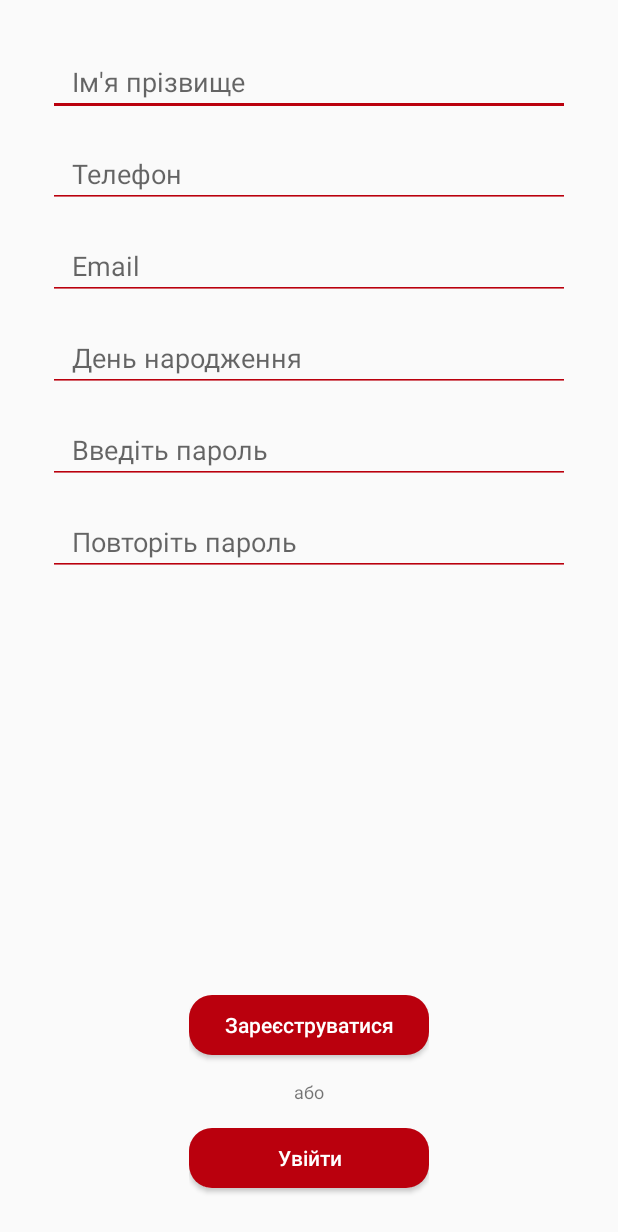
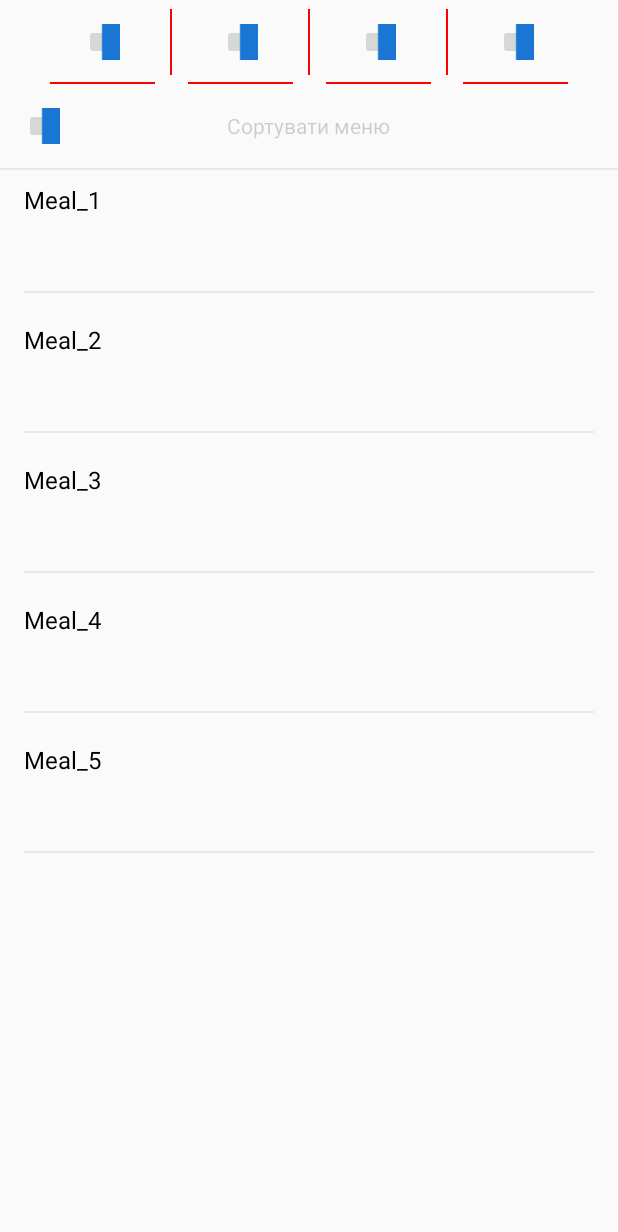
Before and after one commit to phoenix-ua2019/NoQ, an Android app: the screen it shows after launch (SignUpActivity before the commit, ListOfMeals after it), on a phone screen of 412 x 824 dp. Shown: the top 1232 px of the screen. Run offline under Robolectric (Android 15) with nearby library versions, the phone set to English and light mode, and no system bars; our stand-ins replace Firebase (no records; nobody signed in at launch, a user with empty details on screens opened directly).

```diff
--- a/app/build.gradle
+++ b/app/build.gradle
@@ -4,7 +4,7 @@ android {
     compileSdkVersion 28
     defaultConfig {
         applicationId "ua.lviv.iot.phoenix.noq"
-        minSdkVersion 26
+        minSdkVersion 25
         targetSdkVersion 28
         versionCode 1
         versionName "1.0"
--- a/app/src/main/AndroidManifest.xml
+++ b/app/src/main/AndroidManifest.xml
@@ -13,7 +13,7 @@
         android:roundIcon="@mipmap/ic_launcher_round"
         android:supportsRtl="true"
         android:theme="@style/AppTheme">
-        <activity android:name=".activities.SignUpActivity">
+        <activity android:name=".activities.ListOfMeals">
             <intent-filter>
                 <action android:name="android.intent.action.MAIN" />
 
--- a/app/src/main/java/ua/lviv/iot/phoenix/noq/activities/ListOfMeals.java
+++ b/app/src/main/java/ua/lviv/iot/phoenix/noq/activities/ListOfMeals.java
@@ -1,19 +1,120 @@
 package ua.lviv.iot.phoenix.noq.activities;
 
-import android.content.Intent;
+import android.app.Dialog;
 import android.os.Bundle;
 import android.support.v7.app.AppCompatActivity;
+import android.support.v7.widget.DefaultItemAnimator;
+import android.support.v7.widget.LinearLayoutManager;
+import android.support.v7.widget.RecyclerView;
+import android.support.v7.widget.Toolbar;
 import android.view.View;
 import android.widget.Button;
-import android.widget.CheckBox;
-import android.widget.ImageView;
-import android.widget.ListView;
+import android.widget.TextView;
 import android.widget.Toast;
 
 import java.util.ArrayList;
+import java.util.List;
+
+import ua.lviv.iot.phoenix.noq.R;
+import ua.lviv.iot.phoenix.noq.adapters.MealAdapter;
+import ua.lviv.iot.phoenix.noq.listeners.MealRecyclerTouchListener;
+import ua.lviv.iot.phoenix.noq.models.Meal;
 
 public class ListOfMeals extends AppCompatActivity {
 
+    private List<Meal> mealList = new ArrayList<>();
+    private RecyclerView recyclerView;
+    private MealAdapter mealAdapter;
+
+    Button plus, minus;
+    Dialog quantityDialog;
+
+
+    @Override
+    protected void onCreate(Bundle savedInstanceState) {
+        super.onCreate(savedInstanceState);
+        setContentView(R.layout.activity_list_of_menu);
+
+        Toolbar toolbar = (Toolbar) findViewById(R.id.toolbar);
+        setSupportActionBar(toolbar);
+        mealAdapter = new MealAdapter(mealList);
+        recyclerView = (RecyclerView) findViewById(R.id.recycler_view);
+
+        RecyclerView.LayoutManager mLayoutManager = new LinearLayoutManager(getApplicationContext());
+        recyclerView.setLayoutManager(mLayoutManager);
+        recyclerView.setItemAnimator(new DefaultItemAnimator());
+        recyclerView.setAdapter(mealAdapter);
+
+        // row click listener
+        recyclerView.addOnItemTouchListener(new MealRecyclerTouchListener(getApplicationContext(), recyclerView, new MealRecyclerTouchListener.ClickListener() {
+            @Override
+            public void onClick(View view, int position) {
+                Meal meal = mealList.get(position);
+                //Toast.makeText(getApplicationContext(), meal.getMealName() + " is selected!", Toast.LENGTH_SHORT).show();
+                quantityDialogCaller(meal);
+            }
+            @Override
+            public void onLongClick(View v, int position) {
+            }
+        }));
+        prepareMealData();
+    }
+
+    public void quantityDialogCaller(Meal meal) {
+        quantityDialog = new Dialog(ListOfMeals.this);
+        quantityDialog.setContentView(R.layout.quantity_item);
+
+        plus = (Button) quantityDialog.findViewById(R.id.plus_button);
+        minus = (Button) quantityDialog.findViewById(R.id.minus_button);
+        TextView selectedQuantity = (TextView) findViewById(R.id.selected_quantity);
+        TextView dialogQuantity = (TextView) quantityDialog.findViewById(R.id.dialog_quantity);
+
+        dialogQuantity.setText(meal.selectedQuantityToString());
+
+        plus.setEnabled(true);
+        minus.setEnabled(true);
+
+        plus.setOnClickListener(new View.OnClickListener() {
+            @Override
+            public void onClick(View v) {
+                meal.setSelectedQuantity(meal.getSelectedQuantity() + 1);
+                dialogQuantity.setText(meal.selectedQuantityToString());
+                recyclerView.setAdapter(mealAdapter);
+            }
+        });
+
+        minus.setOnClickListener(new View.OnClickListener() {
+            @Override
+            public void onClick(View v) {
+                if  (meal.getSelectedQuantity() > 0) {
+                    meal.setSelectedQuantity(meal.getSelectedQuantity() - 1);
+                    dialogQuantity.setText(meal.selectedQuantityToString());
+                    recyclerView.setAdapter(mealAdapter);
+                }
+            }
+        });
+        quantityDialog.show();
+    }
+
+    private void prepareMealData() {
+        Meal meal_1 = new Meal("Meal_1", 100.0, "1 min", "Picture", 100.0, "fast making");
+        mealList.add(meal_1);
+
+        Meal meal_2 = new Meal("Meal_2", 200.0, "2 min", "Picture", 200.0, "fast making");
+        mealList.add(meal_2);
+
+        Meal meal_3 = new Meal("Meal_3", 300.0, "3 min", "Picture", 300.0, "fast making");
+        mealList.add(meal_3);
+
+        Meal meal_4 = new Meal("Meal_4", 400.0, "4 min", "Picture", 400.0, "fast making");
+        mealList.add(meal_4);
+
+        Meal meal_5 = new Meal("Meal_5", 500.0, "5 min", "Picture", 500.0, "fast making");
+        mealList.add(meal_5);
+
+        mealAdapter.notifyDataSetChanged();
+    }
+}
     /*ArrayList<Meal> meals;
 
     boolean wasShownToast = false;
@@ -79,4 +180,3 @@ public class ListOfMeals extends AppCompatActivity {
         super.finish();
         overridePendingTransition(R.anim.from_top_to_bottom_exit, R.anim.from_top_to_bottom);
     }*/
-}
--- a/app/src/main/java/ua/lviv/iot/phoenix/noq/adapters/MealAdapter.java
+++ b/app/src/main/java/ua/lviv/iot/phoenix/noq/adapters/MealAdapter.java
@@ -1,18 +1,64 @@
 package ua.lviv.iot.phoenix.noq.adapters;
 
-import android.widget.ArrayAdapter;
-import android.app.Activity;
+import android.support.v7.widget.RecyclerView;
+import android.view.LayoutInflater;
+import android.view.View;
+import android.view.ViewGroup;
+import android.widget.ImageView;
+import android.widget.TextView;
 
-import java.util.ArrayList;
+import java.util.List;
 
+import ua.lviv.iot.phoenix.noq.R;
 import ua.lviv.iot.phoenix.noq.models.Meal;
 
-public class MealAdapter extends ArrayAdapter<Meal> {
-    MealAdapter(Activity context, ArrayList<Meal> meals) {
+public class MealAdapter extends RecyclerView.Adapter<MealAdapter.MyViewHolder> {
+
+    private List<Meal> mealList;
+
+    public class MyViewHolder extends RecyclerView.ViewHolder {
+        public ImageView mealPicture;
+        public TextView mealName, selectedQuantity;
+
+        public MyViewHolder(View view) {
+            super(view);
+            mealName = (TextView) view.findViewById(R.id.name_of_meal);
+            selectedQuantity = (TextView) view.findViewById(R.id.selected_quantity);
+        }
+    }
+
+    public MealAdapter(List<Meal> mealList) {
+        this.mealList = mealList;
+    }
+
+    @Override
+    public MyViewHolder onCreateViewHolder(ViewGroup parent, int viewType) {
+        View itemView = LayoutInflater.from(parent.getContext())
+                .inflate(R.layout.menu_list_item, parent, false);
+
+        return new MyViewHolder(itemView);
+    }
+
+    @Override
+    public void onBindViewHolder(MyViewHolder holder, int position) {
+        Meal meal = mealList.get(position);
+        holder.mealName.setText(meal.getMealName());
+        if (meal.getSelectedQuantity() > 0) {
+            holder.selectedQuantity.setText(meal.selectedQuantityToString());
+        }
+    }
+
+    @Override
+    public int getItemCount() {
+        return mealList.size();
+    }
+}
+
+    /*MealAdapter(Activity context, ArrayList<Meal> meals) {
         super(context, 0, meals);
     }
 
-    /*@Override
+    @Override
     public View getView(int position, View convertView, ViewGroup parent) {
         View listItemView = convertView;
         if (listItemView == null) {
@@ -36,4 +82,3 @@ public class MealAdapter extends ArrayAdapter<Meal> {
         );
         return listItemView;
     }*/
-}
--- /dev/null
+++ b/app/src/main/java/ua/lviv/iot/phoenix/noq/listeners/MealRecyclerTouchListener.java
@@ -0,0 +1,57 @@
+package ua.lviv.iot.phoenix.noq.listeners;
+
+
+import android.content.Context;
+import android.support.v7.widget.RecyclerView;
+import android.view.GestureDetector;
+import android.view.MotionEvent;
+import android.view.View;
+
+public class MealRecyclerTouchListener implements RecyclerView.OnItemTouchListener {
+
+    private GestureDetector gestureDetector;
+    private ClickListener clickListener;
+
+    public MealRecyclerTouchListener(Context context, final RecyclerView recyclerView, final ClickListener clickListener) {
+        this.clickListener = clickListener;
+        gestureDetector = new GestureDetector(context, new GestureDetector.SimpleOnGestureListener() {
+            @Override
+            public boolean onSingleTapUp(MotionEvent e) {
+                return true;
+            }
+
+            @Override
+            public void onLongPress(MotionEvent e) {
+                View child = recyclerView.findChildViewUnder(e.getX(), e.getY());
+                if (child != null && clickListener != null) {
+                    clickListener.onLongClick(child, recyclerView.getChildPosition(child));
+                }
+            }
+        });
+    }
+
+    @Override
+    public boolean onInterceptTouchEvent(RecyclerView rv, MotionEvent e) {
+
+        View child = rv.findChildViewUnder(e.getX(), e.getY());
+        if (child != null && clickListener != null && gestureDetector.onTouchEvent(e)) {
+            clickListener.onClick(child, rv.getChildPosition(child));
+        }
+        return false;
+    }
+
+    @Override
+    public void onTouchEvent(RecyclerView rv, MotionEvent e) {
+    }
+
+    @Override
+    public void onRequestDisallowInterceptTouchEvent(boolean disallowIntercept) {
+
+    }
+
+    public interface ClickListener {
+        void onClick(View view, int position);
+
+        void onLongClick(View view, int position);
+    }
+}
--- a/app/src/main/java/ua/lviv/iot/phoenix/noq/models/Cafe.java
+++ b/app/src/main/java/ua/lviv/iot/phoenix/noq/models/Cafe.java
@@ -60,7 +60,7 @@ public class Cafe implements Parcelable {
         System.out.println(map.get("meals"));
         Object temp = map.get("meals");
         List<?> tempCafeMeals = (ArrayList<HashMap>) temp;
-        mCafeMeals = (ArrayList<Meal>) tempCafeMeals.stream().map(Meal::new).collect(Collectors.toList());
+        //mCafeMeals = (ArrayList<Meal>) tempCafeMeals.stream().map(Meal::new).collect(Collectors.toList());
     }
 
     Cafe (String name, String location, String email, int icon, ArrayList<Meal> meals) {
--- a/app/src/main/res/layout/activity_list_of_menu.xml
+++ b/app/src/main/res/layout/activity_list_of_menu.xml
@@ -43,10 +43,13 @@
         android:layout_below="@+id/search"
         android:background="#12000000" />
 
-    <ListView
-        android:id="@+id/list_of_menu"
-        android:layout_width="wrap_content"
+    <android.support.v7.widget.RecyclerView
+        android:id="@+id/recycler_view"
+        android:layout_width="match_parent"
         android:layout_height="wrap_content"
-        android:layout_below="@+id/line"></ListView>
+        android:layout_below="@+id/search"
+        android:layout_alignParentStart="true"
+        android:scrollbars="vertical" />
+
 
 </RelativeLayout>
--- a/app/src/main/res/layout/menu_list_item.xml
+++ b/app/src/main/res/layout/menu_list_item.xml
@@ -2,15 +2,20 @@
 <RelativeLayout xmlns:android="http://schemas.android.com/apk/res/android"
     xmlns:tools="http://schemas.android.com/tools"
     android:layout_width="match_parent"
-    android:layout_height="match_parent"
-    android:layout_marginLeft="16dp"
-    android:layout_marginTop="16dp"
-    android:layout_marginRight="16dp">
+    android:layout_height="wrap_content"
+    android:background="?android:attr/selectableItemBackground"
+    android:clickable="true"
+    android:focusable="true"
+    android:orientation="vertical"
+    android:paddingBottom="@dimen/row_padding_vertical"
+    android:paddingLeft="@dimen/activity_horizontal_margin"
+    android:paddingRight="@dimen/activity_horizontal_margin"
+    android:paddingTop="@dimen/row_padding_vertical">
 
     <TextView
-        android:id="@+id/name_of_cafe"
+        android:id="@+id/name_of_meal"
         android:layout_width="wrap_content"
-        android:layout_height="14dp"
+        android:layout_height="wrap_content"
         android:gravity="top"
         android:textColor="#000"
         android:textSize="16sp"
@@ -19,21 +24,22 @@
     <TextView
         android:id="@+id/location_of_cafe"
         android:layout_width="wrap_content"
-        android:layout_height="28dp"
-        android:layout_below="@+id/name_of_cafe"
+        android:layout_height="wrap_content"
+        android:layout_below="@+id/name_of_meal"
         android:layout_centerVertical="true"
+        android:layout_marginTop="18dp"
         android:gravity="center"
         android:textColor="#45000000"
         android:textSize="7sp"
         tools:text="вул умлумав" />
 
     <TextView
-        android:id="@+id/price"
+        android:id="@+id/selected_quantity"
         android:layout_width="wrap_content"
         android:layout_height="14dp"
         android:layout_below="@+id/location_of_cafe"
         android:gravity="bottom"
-        android:textSize="7sp"
+        android:textSize="12sp"
         tools:text="234r" />
 
     <TextView
@@ -47,7 +53,7 @@
         tools:text="час очікування" />
 
     <ImageView
-        android:id="@+id/photo_of_cafe"
+        android:id="@+id/photo_of_meal"
         android:layout_width="56dp"
         android:layout_height="56dp"
         android:layout_alignParentRight="true"
@@ -56,7 +62,7 @@
     <TextView
         android:layout_width="match_parent"
         android:layout_height="1dp"
-        android:layout_below="@+id/photo_of_cafe"
+        android:layout_below="@+id/photo_of_meal"
         android:layout_marginTop="16dp"
         android:background="#12000000"
         android:textSize="7sp" />
--- /dev/null
+++ b/app/src/main/res/values/dimens.xml
@@ -0,0 +1,8 @@
+<?xml version="1.0" encoding="utf-8"?>
+<resources>
+    <!-- Default screen margins, per the Android Design guidelines. -->
+    <dimen name="activity_horizontal_margin">16dp</dimen>
+    <dimen name="activity_vertical_margin">16dp</dimen>
+    <dimen name="fab_margin">16dp</dimen>
+    <dimen name="row_padding_vertical">10dp</dimen>
+</resources>
```
Also changed, not shown: app/src/main/java/ua/lviv/iot/phoenix/noq/models/Meal.java (+116 -21 lines), app/src/main/res/layout/quantity_item.xml (+27 -24 lines). Lines whose indentation alone changed are shown as unchanged.
